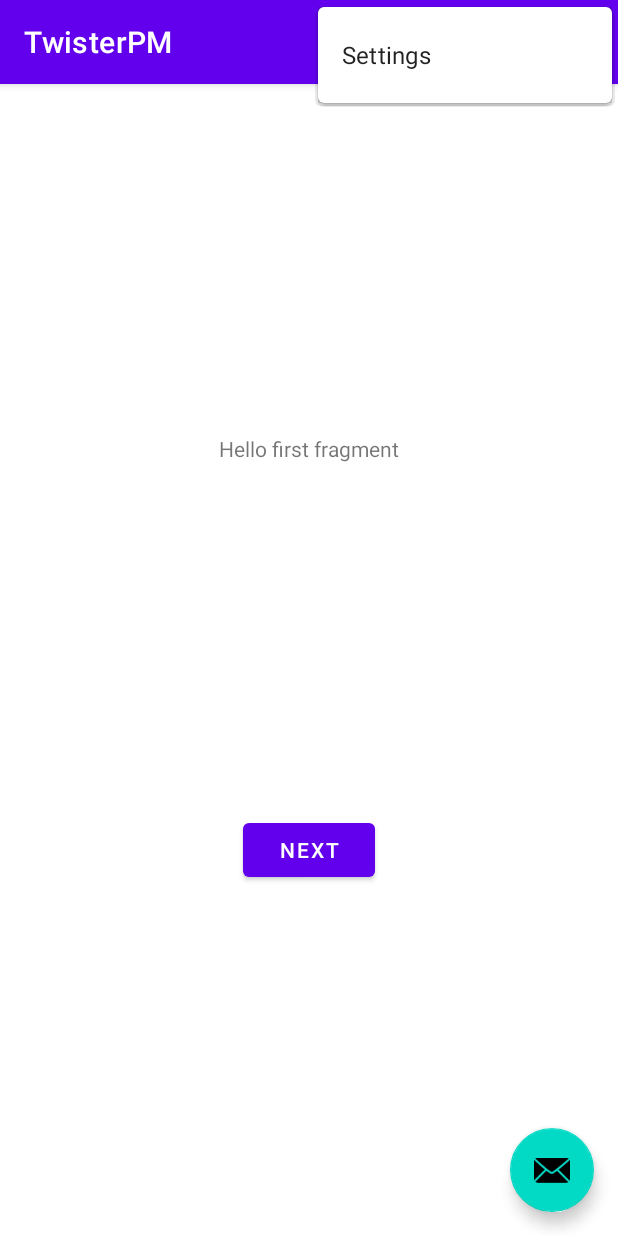
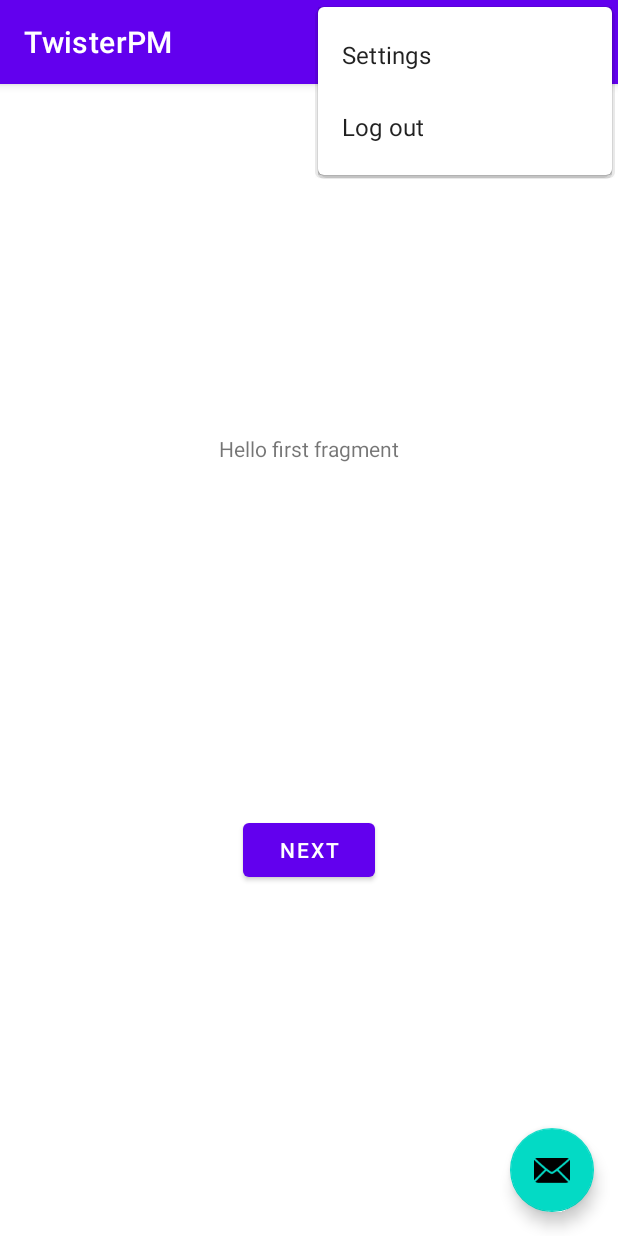
Before and after one commit to kimonkremizas/twister-pm, an Android app: the screen it shows after launch (MainActivity), with the options menu open, on a phone screen of 412 x 824 dp. Run offline under Robolectric (Android 15) with nearby library versions, the phone set to English and light mode, and no system bars.

Commit message:
Added action menu options

```diff
--- a/app/src/main/res/menu/menu_main.xml
+++ b/app/src/main/res/menu/menu_main.xml
@@ -7,4 +7,14 @@
         android:orderInCategory="100"
         android:title="@string/action_settings"
         app:showAsAction="never" />
+    <item
+        android:id="@+id/action_logout"
+        android:orderInCategory="100"
+        android:title="@string/action_logout"
+        app:showAsAction="never" />
+    <item
+        android:id="@+id/action_mymessages"
+        android:orderInCategory="100"
+        android:title="@string/action_mymessages"
+        app:showAsAction="always" />
 </menu>
--- a/app/src/main/res/values/strings.xml
+++ b/app/src/main/res/values/strings.xml
@@ -1,6 +1,8 @@
 <resources>
     <string name="app_name">TwisterPM</string>
     <string name="action_settings">Settings</string>
+    <string name="action_logout">Log out</string>
+    <string name="action_mymessages">My messages</string>
     <!-- Strings used for fragments for navigation -->
     <string name="first_fragment_label">First Fragment</string>
     <string name="second_fragment_label">Second Fragment</string>
```
